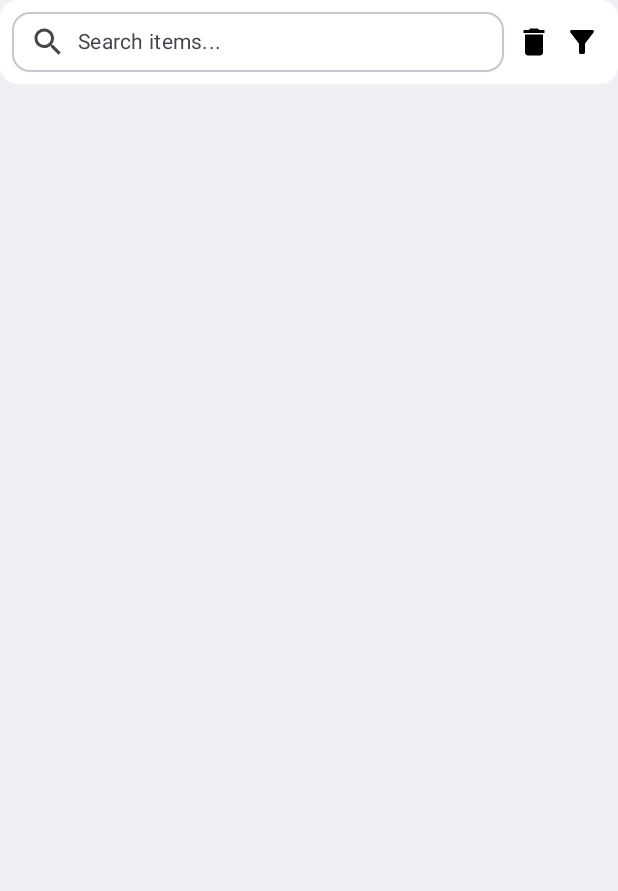
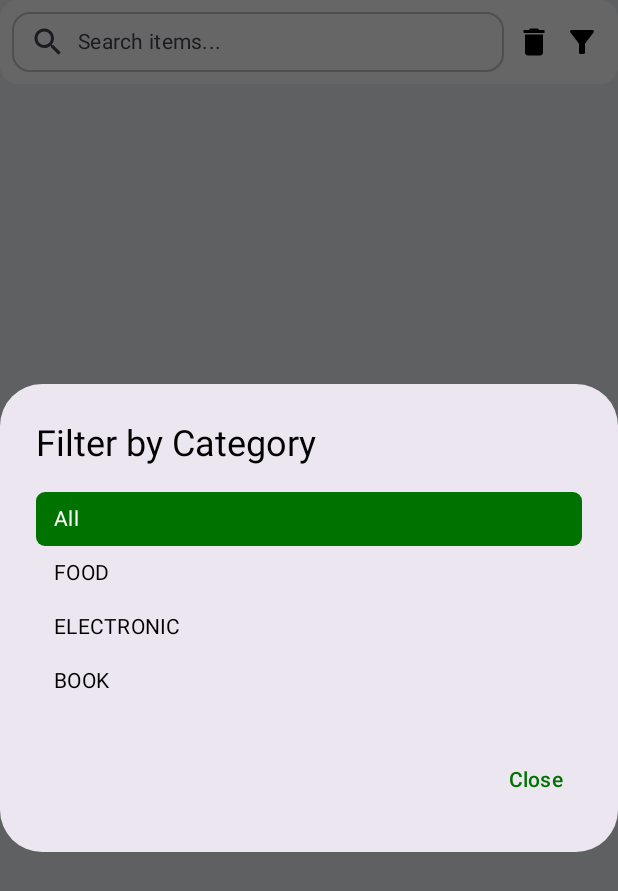
Before and after one commit to EKasuti/AIT-MobileSoftwareDevelopment, an Android app built with Jetpack Compose: the composable FilterOptions called with empty values, after a tap on "Filter", on a phone screen of 412 x 824 dp. Shown: the top 891 px of the screen. Run offline under Robolectric (Android 15) with nearby library versions, the phone set to English and light mode, and no system bars; 1 statement that could not run was skipped.

Commit message:
Filter implementation

```diff
--- a/ShoppingList/app/src/main/java/com/example/shoppinglist/ui/components/FilterOptions.kt
+++ b/ShoppingList/app/src/main/java/com/example/shoppinglist/ui/components/FilterOptions.kt
@@ -1,6 +1,8 @@
 package com.example.shoppinglist.ui.components
 
+import androidx.compose.foundation.background
 import androidx.compose.foundation.clickable
+import androidx.compose.foundation.layout.Column
 import androidx.compose.foundation.layout.Row
 import androidx.compose.foundation.layout.Spacer
 import androidx.compose.foundation.layout.fillMaxWidth
@@ -31,18 +33,22 @@ import androidx.compose.runtime.Composable
 import androidx.compose.runtime.getValue
 import androidx.compose.runtime.mutableStateOf
 import androidx.compose.runtime.remember
+import androidx.compose.runtime.saveable.rememberSaveable
 import androidx.compose.runtime.setValue
 import androidx.compose.ui.graphics.Color
+import com.example.shoppinglist.data.CategoryList
 
 @Composable
 fun FilterOptions(
     value: String,
     onValueChange: (String) -> Unit,
     onDeleteClick: () -> Unit,
-    onFilterClick: () -> Unit,
+    selectedCategory: CategoryList?,
+    onCategorySelected: (CategoryList?) -> Unit,
     modifier: Modifier = Modifier
 ) {
     var showDeleteAllConfirmation by remember { mutableStateOf(false) }
+    var showFilterDialog by rememberSaveable { mutableStateOf(false) }
 
     Card(
         colors = CardDefaults.cardColors(containerColor = colorScheme.surface)
@@ -115,8 +121,58 @@ fun FilterOptions(
                 contentDescription = "Filter",
                 tint = colorScheme.onSurface,
                 modifier = Modifier
-                    .clickable { onFilterClick }
+                    .clickable { showFilterDialog = true }
                     .padding(4.dp)
+            )
+        }
+
+        if (showFilterDialog){
+            AlertDialog(
+                onDismissRequest = { showFilterDialog = false},
+                title = { Text("Filter by Category")},
+                text = {
+                    Column {
+                        Text(
+                            "All",
+                            modifier = Modifier
+                                .fillMaxWidth()
+                                .clickable {
+                                    onCategorySelected(null)
+                                    showFilterDialog = false
+                                }
+                                .background(
+                                    if (selectedCategory == null)
+                                        colorScheme.primary else Color.Transparent,
+                                    shape = RoundedCornerShape(6.dp)
+                                )
+                                .padding(vertical = 8.dp, horizontal = 12.dp),
+                            color = if (selectedCategory == null) Color.White else colorScheme.onSurface
+                        )
+                        CategoryList.entries.forEach { category ->
+                            Text(
+                                text = category.name,
+                                modifier = Modifier
+                                    .fillMaxWidth()
+                                    .clickable {
+                                        onCategorySelected(category)
+                                        showFilterDialog = false
+                                    }
+                                    .background(
+                                        if (selectedCategory == category)
+                                            colorScheme.primary else Color.Transparent,
+                                        shape = RoundedCornerShape(6.dp)
+                                    )
+                                    .padding(vertical = 8.dp, horizontal = 12.dp),
+                                color = if (selectedCategory == category) Color.White else colorScheme.onSurface
+                            )
+                        }
+                    }
+                },
+                confirmButton = {
+                    TextButton(onClick = { showFilterDialog = false }) {
+                        Text("Close")
+                    }
+                }
             )
         }
 
--- a/ShoppingList/app/src/main/java/com/example/shoppinglist/ui/screen/ShoppingListScreen.kt
+++ b/ShoppingList/app/src/main/java/com/example/shoppinglist/ui/screen/ShoppingListScreen.kt
@@ -33,6 +33,7 @@ import androidx.compose.ui.res.stringResource
 import androidx.compose.ui.unit.dp
 import androidx.hilt.navigation.compose.hiltViewModel
 import com.example.shoppinglist.R
+import com.example.shoppinglist.data.CategoryList
 import com.example.shoppinglist.data.ShoppingItem
 import com.example.shoppinglist.ui.components.EmptyState
 import com.example.shoppinglist.ui.components.FilterOptions
@@ -50,9 +51,15 @@ fun ShoppingListScreen (
     var shoppingList = shoppingListViewModel.getAllShoppingItems().collectAsState(emptyList())
     var searchQuery by rememberSaveable { mutableStateOf("") }
 
+    var selectedCategory by rememberSaveable { mutableStateOf<CategoryList?>(null) }
+
+    // Search filter
     val filteredList = shoppingList.value.filter { item ->
-        item.name.contains(searchQuery, ignoreCase = true)
+        val matchesSearch = item.name.contains(searchQuery, ignoreCase = true)
+        val matchesCategory = selectedCategory == null || item.category == selectedCategory
+        matchesSearch && matchesCategory
     }
+
     Column (modifier = Modifier.fillMaxWidth()) {
         TopAppBar(
             modifier = Modifier.height(64.dp),
@@ -102,12 +109,13 @@ fun ShoppingListScreen (
             )
         } else {
             Column {
-                // TODO: onFilter implementation
                 FilterOptions(
                     value = searchQuery,
                     onValueChange = { searchQuery = it },
                     onDeleteClick = { shoppingListViewModel.removeAllShoppingItems() },
-                    onFilterClick = {  }
+                    selectedCategory = selectedCategory,
+                    onCategorySelected = { selectedCategory = it },
+
                 )
 
                 Spacer(modifier = Modifier.height(10.dp))
```
